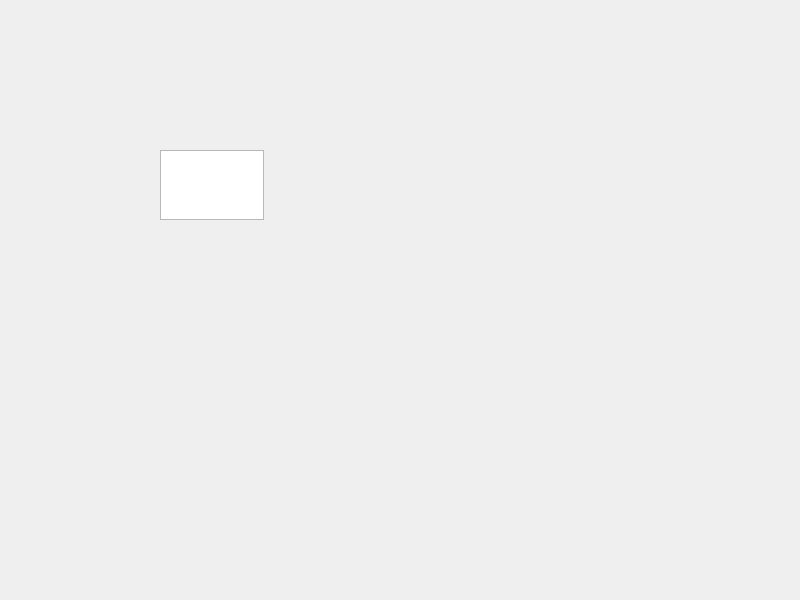
Old version of the form ZIIBD/DBConnectionProject/DBConnection/dialog.ui in the repository jkrolik1/school.
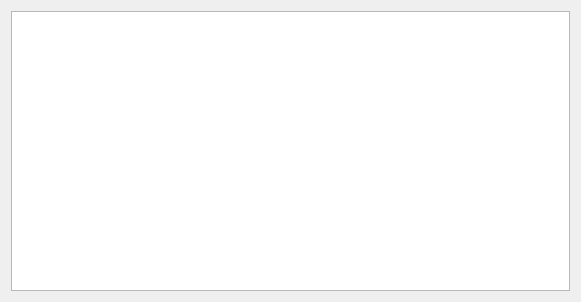
New version of the form.

Commit message: Start building first query

What changed in the file:
```diff
--- a/ZIIBD/DBConnectionProject/DBConnection/dialog.ui
+++ b/ZIIBD/DBConnectionProject/DBConnection/dialog.ui
@@ -6,23 +6,18 @@
    <rect>
     <x>0</x>
     <y>0</y>
-    <width>800</width>
-    <height>600</height>
+    <width>581</width>
+    <height>302</height>
    </rect>
   </property>
   <property name="windowTitle">
    <string>Dialog</string>
   </property>
-  <widget class="QTextEdit" name="textEdit">
-   <property name="geometry">
-    <rect>
-     <x>160</x>
-     <y>150</y>
-     <width>104</width>
-     <height>70</height>
-    </rect>
-   </property>
-  </widget>
+  <layout class="QGridLayout" name="gridLayout_2">
+   <item row="0" column="0">
+    <widget class="QTableView" name="tableView"/>
+   </item>
+  </layout>
  </widget>
  <resources/>
  <connections/>
```
The commit also changes 1 other file.
